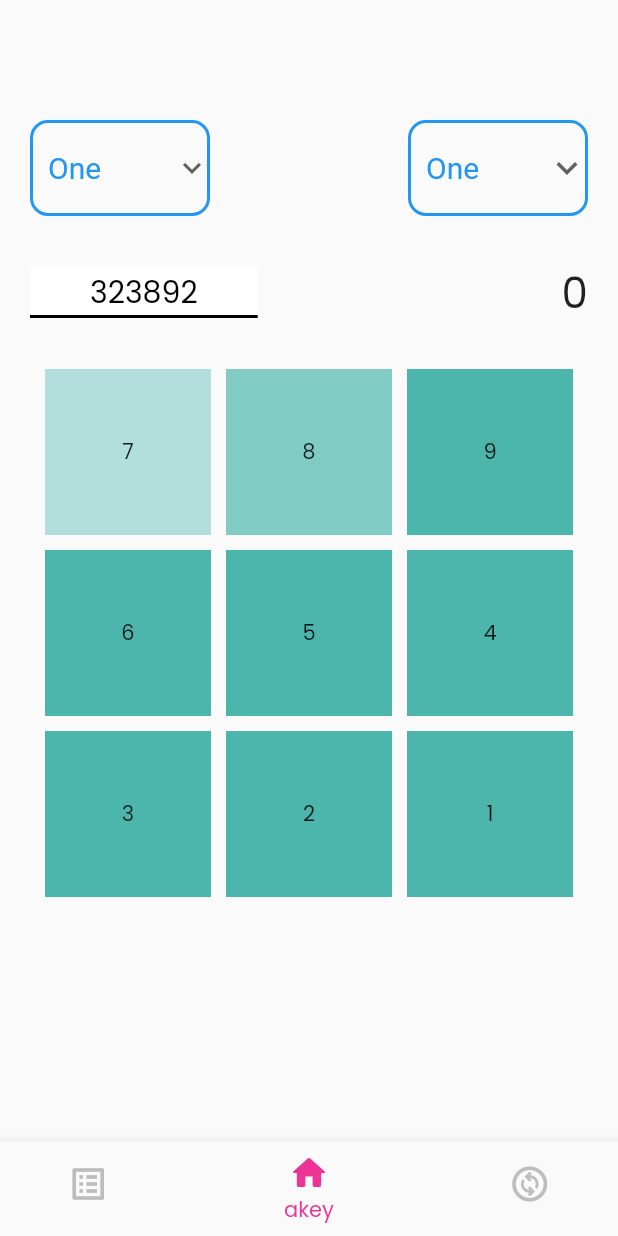
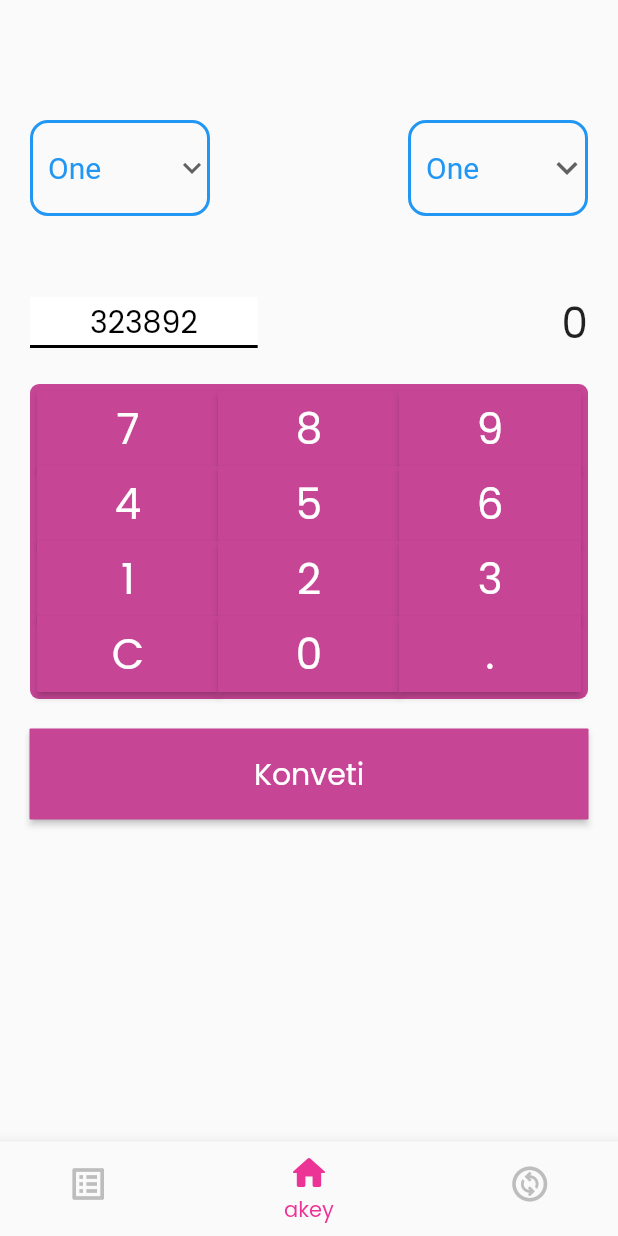
Before and after one commit to hankakee/chanjelajan, a Flutter app: the screen it shows after launch, on a phone screen of 412 x 824 dp. Run offline on Flutter 3.47's test engine with Material 2 defaults, Android fonts, the phone set to English and light mode, and no system bars.

Commit message:
finalize design keyboard

```diff
--- a/lib/main.dart
+++ b/lib/main.dart
@@ -56,6 +56,10 @@ class _MyHomePageState extends State<MyHomePage> {
   @override
   Widget build(BuildContext context) {
     double heightscreen = MediaQuery.of(context).size.height;
+    List<int> firstrow = [7, 8, 9];
+    List<int> secondrow = [4, 5, 6];
+    List<int> thirdrow = [1, 2, 3];
+    List<String> lastrow = ["C", "0", "."];
 
     return Scaffold(
       body: Center(
@@ -138,7 +142,7 @@ class _MyHomePageState extends State<MyHomePage> {
                 ),
                 Container(
                   // padding: const EdgeInsets.symmetric(horizontal: 30.0),
-                  padding: const EdgeInsets.only(top: 30.0, bottom: 20.0),
+                  padding: const EdgeInsets.only(top: 50.0, bottom: 20.0),
                   child: Row(
                     children: [
                       Container(
@@ -163,94 +167,142 @@ class _MyHomePageState extends State<MyHomePage> {
                     ],
                   ),
                 ),
-                GridView.count(
-                  primary: false,
-                  shrinkWrap: true,
-                  padding: const EdgeInsets.all(10),
-                  crossAxisSpacing: 10,
-                  mainAxisSpacing: 10,
-                  crossAxisCount: 3,
-                  children: <Widget>[
                 Container(
-                      padding: const EdgeInsets.all(0),
-                      color: Colors.teal[100],
-                      child: Center(
-                        child: const Text("7"),
+                    padding: const EdgeInsets.all(5.0),
+                    decoration: BoxDecoration(
+                      color: Color(0XFFC64595),
+                      borderRadius: BorderRadius.circular(6),
                     ),
+                    child: Column(children: [
+                      Container(
+                        child: Row(
+                            children: List.generate(firstrow.length, (index) {
+                          return Expanded(
+                              child: Container(
+                            height: 50,
+                            child: ElevatedButton(
+                              child: Text(
+                                firstrow[index].toString(),
+                                style: const TextStyle(fontSize: 28.0),
+                              ),
+                              onPressed: () {},
+                              style: ElevatedButton.styleFrom(
+                                  primary: Color(0XFFC64595),
+                                  side: const BorderSide(
+                                    width: 0,
+                                    color: Color(0XFFC64595),
+                                  ),
+                                  shape: const RoundedRectangleBorder(
+                                      borderRadius:
+                                          BorderRadius.all(Radius.zero))),
+                            ),
+                          ));
+                        })),
                       ),
                       Container(
-                      padding: const EdgeInsets.all(0),
-                      color: Colors.teal[200],
-                      child: Center(
-                        child: const Text('8'),
+                        child: Row(
+                            children: List.generate(secondrow.length, (index) {
+                          return Expanded(
+                              child: Container(
+                            height: 50,
+                            child: ElevatedButton(
+                              child: Text(
+                                secondrow[index].toString(),
+                                style: const TextStyle(fontSize: 28.0),
                               ),
+                              onPressed: () {},
+                              style: ElevatedButton.styleFrom(
+                                  primary: Color(0XFFC64595),
+                                  side: const BorderSide(
+                                    width: 0,
+                                    color: Color(0XFFC64595),
+                                  ),
+                                  shape: const RoundedRectangleBorder(
+                                      borderRadius:
+                                          BorderRadius.all(Radius.zero))),
+                            ),
+                          ));
+                        })),
                       ),
                       Container(
-                      padding: const EdgeInsets.all(0),
-                      color: Colors.teal[300],
-                      child: Center(
-                        child: const Text('9'),
+                        child: Row(
+                            children: List.generate(thirdrow.length, (index) {
+                          return Expanded(
+                              child: Container(
+                            height: 50,
+                            child: ElevatedButton(
+                              child: Text(
+                                thirdrow[index].toString(),
+                                style: const TextStyle(fontSize: 28.0),
                               ),
+                              onPressed: () {},
+                              style: ElevatedButton.styleFrom(
+                                  primary: Color(0XFFC64595),
+                                  side: const BorderSide(
+                                    width: 0,
+                                    color: Color(0XFFC64595),
+                                  ),
+                                  shape: const RoundedRectangleBorder(
+                                      borderRadius:
+                                          BorderRadius.all(Radius.zero))),
+                            ),
+                          ));
+                        })),
                       ),
                       Container(
-                      padding: const EdgeInsets.all(0),
-                      color: Colors.teal[300],
-                      child: Center(
-                        child: const Text('6'),
+                        child: Row(
+                            children: List.generate(lastrow.length, (index) {
+                          return Expanded(
+                              child: Container(
+                            height: 50,
+                            child: ElevatedButton(
+                              child: Text(
+                                lastrow[index].toString(),
+                                style: const TextStyle(fontSize: 28.0),
                               ),
+                              onPressed: () {},
+                              style: ElevatedButton.styleFrom(
+                                  primary: Color(0XFFC64595),
+                                  side: const BorderSide(
+                                    width: 0,
+                                    color: Color(0XFFC64595),
                                   ),
+                                  shape: const RoundedRectangleBorder(
+                                      borderRadius:
+                                          BorderRadius.all(Radius.zero))),
+                            ),
+                          ));
+                        })),
+                      ),
+                    ])),
                 Container(
-                      padding: const EdgeInsets.all(0),
-                      color: Colors.teal[300],
-                      child: Center(
-                        child: const Text('5'),
+                  margin: EdgeInsets.only(top: 20.0),
+                  width: double.infinity,
+                  child: SizedBox(
+                    height: 60.0,
+                    child: ElevatedButton(
+                      child: Text(
+                        "Konveti",
+                        style: const TextStyle(fontSize: 20.0),
                       ),
+                      onPressed: () {},
+                      style: ElevatedButton.styleFrom(
+                          primary: Color(0XFFC64595),
+                          side: const BorderSide(
+                            width: 0,
+                            color: Color(0XFFC64595),
                           ),
-                    Container(
-                      padding: const EdgeInsets.all(0),
-                      color: Colors.teal[300],
-                      child: Center(
-                        child: const Text('4'),
+                          shape: const RoundedRectangleBorder(
+                              borderRadius: BorderRadius.all(Radius.zero))),
                     ),
-                    ),
-                    Container(
-                      padding: const EdgeInsets.all(0),
-                      color: Colors.teal[300],
-                      child: Center(
-                        child: const Text('3'),
-                      ),
-                    ),
-                    Container(
-                      padding: const EdgeInsets.all(0),
-                      color: Colors.teal[300],
-                      child: Center(
-                        child: const Text('2'),
-                      ),
-                    ),
-                    Container(
-                      padding: const EdgeInsets.all(0),
-                      color: Colors.teal[300],
-                      child: Center(
-                        child: const Text('1'),
                   ),
                 ),
               ],
-                )
-              ],
             ),
-            //  Text(
-            //   '$_counter',
-            //   style: Theme.of(context).textTheme.headline4,
-            // ),
           ),
         ),
         // child:
       ),
-      // floatingActionButton: FloatingActionButton(
-      //   onPressed: _incrementCounter,
-      //   tooltip: 'Increment',
-      //   child: const Icon(Icons.add),
-      // ), // This trailing comma makes auto-formatting nicer for build methods.
       bottomNavigationBar: BottomNavigationBar(
           backgroundColor: const Color(0XFFEC3496),
           type: BottomNavigationBarType.shifting,
```
Lines whose indentation alone changed are shown as unchanged.
